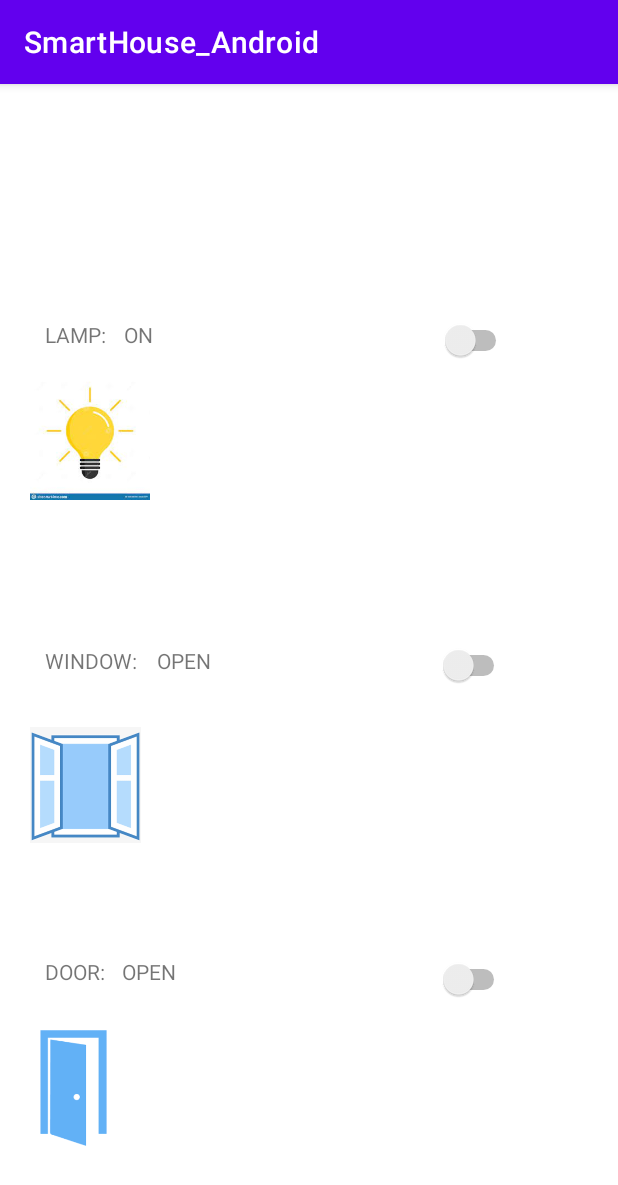
After one commit to Naod124/SmartHouse_Android, an Android app: the Devices screen opened directly, with no data from a screen before it, on a phone screen of 412 x 824 dp. The commit adds this screen. Shown: the top 1185 px of the screen. Run offline under Robolectric (Android 15) with nearby library versions, the phone set to English and light mode, and no system bars.

Commit message:
door and lamp switch

```diff
--- a/app/src/main/AndroidManifest.xml
+++ b/app/src/main/AndroidManifest.xml
@@ -9,6 +9,7 @@
         android:roundIcon="@mipmap/ic_launcher_round"
         android:supportsRtl="true"
         android:theme="@style/Theme.SmartHouse_Android">
+        <activity android:name=".Devices"></activity>
         <activity android:name=".MainActivity">
             <intent-filter>
                 <action android:name="android.intent.action.MAIN" />
--- /dev/null
+++ b/app/src/main/java/com/example/smarthouse_android/Devices.java
@@ -0,0 +1,154 @@
+package com.example.smarthouse_android;
+
+import androidx.appcompat.app.AppCompatActivity;
+import android.os.Bundle;
+import android.os.Handler;
+import android.os.Looper;
+import android.view.View;
+import android.widget.ImageView;
+import android.widget.Switch;
+import android.widget.TextView;
+import java.io.BufferedReader;
+import java.io.InputStreamReader;
+import java.io.PrintWriter;
+import java.net.Socket;
+
+public class Devices extends AppCompatActivity {
+
+    BufferedReader bufferedReader;
+    PrintWriter printWriter;
+    TextView lamp;
+    TextView door;
+    TextView window;
+    ImageView lampOn;
+    ImageView lampOff;
+    ImageView doorOpen;
+    ImageView doorClosed;
+    ImageView windowOpen;
+    ImageView windowClosed;
+
+    @Override
+    protected void onCreate(Bundle savedInstanceState) {
+        super.onCreate(savedInstanceState);
+        setContentView(R.layout.activity_devices);
+        lamp = (TextView) findViewById(R.id.lampText1);
+        door = (TextView) findViewById(R.id.doorText1);
+        window = (TextView) findViewById(R.id.windowText1);
+        lampOn = (ImageView) findViewById(R.id.lampon1);
+        lampOff = (ImageView) findViewById(R.id.lampoff1);
+        doorOpen = (ImageView) findViewById(R.id.dooropen1);
+        doorClosed = (ImageView) findViewById(R.id.doorclosed1);
+        windowOpen = (ImageView) findViewById(R.id.windowopen1);
+        windowClosed = (ImageView) findViewById(R.id.windowclosed1);
+        Switch lampSwitch = findViewById(R.id.lampSwitch1);
+        Switch doorSwitch = findViewById(R.id.doorSwitch1);
+        Switch windowSwitch = findViewById(R.id.windowSwitch1);
+        lampOff.setVisibility(View.INVISIBLE);
+        lampOn.setVisibility(View.VISIBLE);
+        windowClosed.setVisibility(View.INVISIBLE);
+        windowOpen.setVisibility(View.VISIBLE);
+        doorClosed.setVisibility(View.INVISIBLE);
+        doorOpen.setVisibility(View.VISIBLE);
+
+
+
+
+        lampSwitch.setOnClickListener(new View.OnClickListener() {
+            @Override
+            public void onClick(View v) {
+                if (lamp.getText().equals("ON")){
+                    sendMessage("DARK", "lamp");
+                }else{
+                    sendMessage("LIGHT", "lamp");
+                }
+            }
+        });
+
+
+        doorSwitch.setOnClickListener(new View.OnClickListener() {
+            @Override
+            public void onClick(View v) {
+                if (door.getText().equals("OPEN")){
+                    sendMessage("CLOSED", "door");
+                }else{
+                    sendMessage("OPEN", "door");
+                }
+            }
+        });
+
+        windowSwitch.setOnClickListener(new View.OnClickListener() {
+            @Override
+            public void onClick(View v) {
+                if (window.getText().equals("OPEN")){
+                    sendMessage("shut", "window");
+                }else{
+                    sendMessage("open", "window");
+                }
+            }
+        });
+    }
+
+
+
+    void sendMessage(final String input, String choice){
+
+        new Thread(new Runnable() {
+            @Override
+            public void run() {
+                try {
+                    Socket socket = new Socket("192.168.0.41", 9999);
+                    PrintWriter out = new PrintWriter(socket.getOutputStream(), true);
+                    BufferedReader in = new BufferedReader(new InputStreamReader(socket.getInputStream()));
+                    out.println(input);
+                    final String answer = in.readLine();
+                    new Handler(Looper.getMainLooper()).post(new Runnable() {
+                        @Override
+                        public void run() {
+
+                            if (choice.equalsIgnoreCase("lamp")){
+                                lamp.setText(answer);
+                                if (answer.equalsIgnoreCase("ON")){
+                                    lampOff.setVisibility(View.INVISIBLE);
+                                    lampOn.setVisibility(View.VISIBLE);
+                                }
+                                else {
+                                    lampOn.setVisibility(View.INVISIBLE);
+                                    lampOff.setVisibility(View.VISIBLE);
+                                }
+                            }else if (choice.equalsIgnoreCase("door")){
+                                door.setText(answer);
+
+                                if (answer.equalsIgnoreCase("OPEN")){
+                                    doorClosed.setVisibility(View.INVISIBLE);
+                                    doorOpen.setVisibility(View.VISIBLE);
+                                }
+                                else {
+                                    doorOpen.setVisibility(View.INVISIBLE);
+                                    doorClosed.setVisibility(View.VISIBLE);
+                                }
+                            }else if (choice.equalsIgnoreCase("window") ){
+                                window.setText(answer);
+
+                                if (answer.equalsIgnoreCase("OPEN")){
+                                    windowClosed.setVisibility(View.INVISIBLE);
+                                    windowOpen.setVisibility(View.VISIBLE);
+                                }
+                                else {
+                                    windowOpen.setVisibility(View.INVISIBLE);
+                                    windowClosed.setVisibility(View.VISIBLE);
+                                }
+                            } }});
+
+                    if(bufferedReader != null)
+                        bufferedReader.close();
+                    if(printWriter != null)
+                        printWriter.close();
+                    socket.close();
+                } catch (Exception e) {
+                    System.out.println(e.getMessage());
+                }
+            }
+        }).start();
+    }
+
+}
--- a/app/src/main/java/com/example/smarthouse_android/MainActivity.java
+++ b/app/src/main/java/com/example/smarthouse_android/MainActivity.java
@@ -46,7 +46,6 @@ public class MainActivity extends AppCompatActivity implements View.OnClickListe
             public void onCheckedChanged(CompoundButton buttonView, boolean isChecked) {
                 if (lampSwitch.isChecked()) {
                     lamptxt.setText("LIGHT");
-
 
 
 
--- /dev/null
+++ b/app/src/main/res/layout/activity_devices.xml
@@ -0,0 +1,183 @@
+<?xml version="1.0" encoding="utf-8"?>
+<androidx.constraintlayout.widget.ConstraintLayout
+    xmlns:app="http://schemas.android.com/apk/res-auto"
+    xmlns:android="http://schemas.android.com/apk/res/android"
+    xmlns:tools="http://schemas.android.com/tools"
+    android:layout_width="match_parent"
+    android:layout_height="match_parent"
+    tools:context=".Devices">
+
+    <ImageView
+        android:id="@+id/doorclosed1"
+        android:layout_width="82dp"
+        android:layout_height="77dp"
+        android:layout_marginBottom="60dp"
+        app:layout_constraintBottom_toBottomOf="parent"
+        app:layout_constraintStart_toEndOf="@+id/dooropen1"
+        app:srcCompat="@drawable/doorclosed" />
+
+    <ImageView
+        android:id="@+id/dooropen1"
+        android:layout_width="82dp"
+        android:layout_height="77dp"
+        android:layout_marginStart="8dp"
+        android:layout_marginBottom="60dp"
+        app:layout_constraintBottom_toBottomOf="parent"
+        app:layout_constraintStart_toStartOf="parent"
+        app:srcCompat="@drawable/opendoor" />
+
+    <TextView
+        android:id="@+id/textView"
+        android:layout_width="44dp"
+        android:layout_height="20dp"
+        android:layout_marginStart="30dp"
+        android:layout_marginTop="8dp"
+        android:layout_marginEnd="338dp"
+        android:layout_marginBottom="8dp"
+        android:text="LAMP:"
+        app:layout_constraintBottom_toBottomOf="parent"
+        app:layout_constraintEnd_toEndOf="parent"
+        app:layout_constraintHorizontal_bias="0.0"
+        app:layout_constraintStart_toStartOf="parent"
+        app:layout_constraintTop_toTopOf="parent"
+        app:layout_constraintVertical_bias="0.204" />
+
+    <TextView
+        android:id="@+id/textView4"
+        android:layout_width="wrap_content"
+        android:layout_height="wrap_content"
+        android:layout_marginStart="30dp"
+        android:layout_marginTop="8dp"
+        android:layout_marginEnd="342dp"
+        android:layout_marginBottom="8dp"
+        android:text="WINDOW:"
+        app:layout_constraintBottom_toBottomOf="parent"
+        app:layout_constraintEnd_toEndOf="parent"
+        app:layout_constraintHorizontal_bias="0.0"
+        app:layout_constraintStart_toStartOf="parent"
+        app:layout_constraintTop_toTopOf="parent" />
+
+    <TextView
+        android:id="@+id/textView5"
+        android:layout_width="wrap_content"
+        android:layout_height="28dp"
+        android:layout_marginStart="30dp"
+        android:layout_marginTop="8dp"
+        android:layout_marginEnd="324dp"
+        android:layout_marginBottom="158dp"
+        android:text="DOOR:"
+        app:layout_constraintBottom_toBottomOf="parent"
+        app:layout_constraintEnd_toEndOf="parent"
+        app:layout_constraintHorizontal_bias="0.0"
+        app:layout_constraintStart_toStartOf="parent"
+        app:layout_constraintTop_toTopOf="parent"
+        app:layout_constraintVertical_bias="1.0" />
+
+    <TextView
+        android:id="@+id/lampText1"
+        android:layout_width="wrap_content"
+        android:layout_height="wrap_content"
+        android:layout_marginStart="8dp"
+        android:layout_marginTop="8dp"
+        android:layout_marginEnd="8dp"
+        android:layout_marginBottom="8dp"
+        android:text="ON"
+        app:layout_constraintBottom_toBottomOf="parent"
+        app:layout_constraintEnd_toEndOf="parent"
+        app:layout_constraintHorizontal_bias="0.199"
+        app:layout_constraintStart_toStartOf="parent"
+        app:layout_constraintTop_toTopOf="parent"
+        app:layout_constraintVertical_bias="0.204" />
+
+    <TextView
+        android:id="@+id/windowText1"
+        android:layout_width="wrap_content"
+        android:layout_height="wrap_content"
+        android:layout_marginStart="13dp"
+        android:text="OPEN"
+        app:layout_constraintBottom_toBottomOf="parent"
+        app:layout_constraintStart_toEndOf="@+id/textView4"
+        app:layout_constraintTop_toTopOf="parent" />
+    <TextView
+        android:id="@+id/doorText1"
+        android:layout_width="wrap_content"
+        android:layout_height="wrap_content"
+        android:layout_marginStart="11dp"
+        android:text="OPEN"
+        app:layout_constraintBaseline_toBaselineOf="@+id/textView5"
+        app:layout_constraintStart_toEndOf="@+id/textView5" />
+
+    <Switch
+        android:id="@+id/lampSwitch1"
+        android:layout_width="wrap_content"
+        android:layout_height="wrap_content"
+        android:layout_marginStart="8dp"
+        android:layout_marginTop="8dp"
+        android:layout_marginEnd="8dp"
+        android:layout_marginBottom="8dp"
+        app:layout_constraintBottom_toBottomOf="parent"
+        app:layout_constraintEnd_toEndOf="parent"
+        app:layout_constraintHorizontal_bias="0.82"
+        app:layout_constraintStart_toStartOf="parent"
+        app:layout_constraintTop_toTopOf="parent"
+        app:layout_constraintVertical_bias="0.206" />
+
+    <Switch
+        android:id="@+id/windowSwitch1"
+        android:layout_width="wrap_content"
+        android:layout_height="wrap_content"
+        app:layout_constraintBottom_toBottomOf="parent"
+        app:layout_constraintEnd_toEndOf="@+id/doorSwitch1"
+        app:layout_constraintStart_toStartOf="@+id/doorSwitch1"
+        app:layout_constraintTop_toTopOf="parent"
+        app:layout_constraintVertical_bias="0.505" />
+
+    <Switch
+        android:id="@+id/doorSwitch1"
+        android:layout_width="wrap_content"
+        android:layout_height="wrap_content"
+        android:layout_marginTop="1dp"
+        android:layout_marginEnd="72dp"
+        app:layout_constraintBottom_toBottomOf="@+id/textView5"
+        app:layout_constraintEnd_toEndOf="parent"
+        app:layout_constraintTop_toTopOf="@+id/doorText1" />
+
+    <ImageView
+        android:id="@+id/lampon1"
+        android:layout_width="80dp"
+        android:layout_height="91dp"
+        android:layout_marginStart="20dp"
+        android:layout_marginTop="12dp"
+        app:layout_constraintStart_toStartOf="parent"
+        app:layout_constraintTop_toBottomOf="@+id/textView"
+        app:srcCompat="@drawable/lampon" />
+
+    <ImageView
+        android:id="@+id/lampoff1"
+        android:layout_width="81dp"
+        android:layout_height="61dp"
+        android:layout_marginStart="4dp"
+        android:layout_marginBottom="92dp"
+        app:layout_constraintBottom_toTopOf="@+id/windowText1"
+        app:layout_constraintStart_toEndOf="@+id/lampon1"
+        app:srcCompat="@drawable/lampoff" />
+
+    <ImageView
+        android:id="@+id/windowopen1"
+        android:layout_width="82dp"
+        android:layout_height="77dp"
+        android:layout_marginStart="16dp"
+        android:layout_marginBottom="76dp"
+        app:layout_constraintBottom_toTopOf="@+id/textView5"
+        app:layout_constraintStart_toStartOf="parent"
+        app:srcCompat="@drawable/openwindow" />
+
+    <ImageView
+        android:id="@+id/windowclosed1"
+        android:layout_width="82dp"
+        android:layout_height="77dp"
+        android:layout_marginBottom="128dp"
+        app:layout_constraintBottom_toTopOf="@+id/doorclosed1"
+        app:layout_constraintStart_toEndOf="@+id/windowopen1"
+        app:srcCompat="@drawable/closedwindow" />
+</androidx.constraintlayout.widget.ConstraintLayout>
```
Also changed, not shown: app/src/main/res/drawable-v24/closedwindow.png (added), app/src/main/res/drawable-v24/doorclosed.png (added), app/src/main/res/drawable-v24/lampoff.png (added), app/src/main/res/drawable-v24/lampon.jpg (added), app/src/main/res/drawable-v24/opendoor.png (added), app/src/main/res/drawable-v24/openwindow.png (added).
